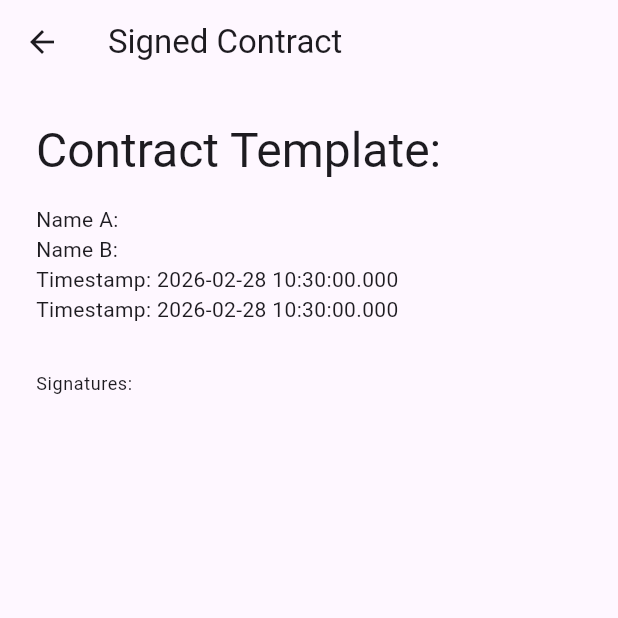
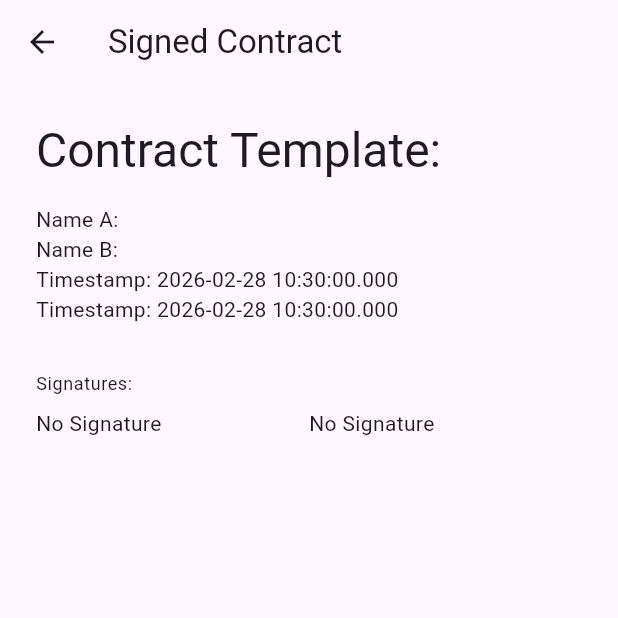
Before and after one commit to khp53/bump_n_bind, a Flutter app: the SuccessScreen screen opened directly with empty values, on a phone screen of 412 x 824 dp, the top half of it. Run offline on Flutter 3.47's test engine with Material 3 defaults, Android fonts, the light colour scheme and no system bars; our stand-ins replace hive, signature; missing offline and left inert: nfc_manager, nfc_manager_ndef; accounts and stored records are empty.

Commit message:
Refactor SignatureScreen and SuccessScreen for improved layout and signature handling

```diff
--- a/lib/signature_screen.dart
+++ b/lib/signature_screen.dart
@@ -26,7 +26,8 @@ class _SignatureScreenState extends State<SignatureScreen> {
   Widget build(BuildContext context) {
     return Scaffold(
       appBar: AppBar(title: const Text('Create Your Signature')),
-      body: Column(
+      body: SafeArea(
+        child: Column(
           children: [
             Expanded(
               child: Container(
@@ -74,6 +75,7 @@ class _SignatureScreenState extends State<SignatureScreen> {
             ),
           ],
         ),
+      ),
     );
   }
 }
--- a/lib/success_screen.dart
+++ b/lib/success_screen.dart
@@ -1,3 +1,6 @@
+import 'dart:convert';
+import 'dart:typed_data';
+
 import 'package:flutter/material.dart';
 import 'contract_model.dart';
 
@@ -15,7 +18,8 @@ class SuccessScreen extends StatelessWidget {
   Widget build(BuildContext context) {
     return Scaffold(
       appBar: AppBar(title: const Text('Signed Contract')),
-      body: Padding(
+      body: SafeArea(
+        child: Padding(
           padding: const EdgeInsets.all(24.0),
           child: Column(
             crossAxisAlignment: CrossAxisAlignment.start,
@@ -31,37 +35,60 @@ class SuccessScreen extends StatelessWidget {
               const SizedBox(height: 32),
               Text('Signatures:', style: Theme.of(context).textTheme.bodySmall),
               const SizedBox(height: 8),
-            // Row(
-            //   children: [
-            //     Expanded(
-            //       child: contractA.signatureData.isNotEmpty
-            //           ? Image.memory(
-            //               // decode base64 or load file
-            //               // Uint8List.fromList(base64Decode(contractA.signatureData)),
-            //               // For now, placeholder
-            //               const [],
-            //               height: 80,
-            //               fit: BoxFit.contain,
-            //             )
-            //           : const Text('No Signature'),
-            //     ),
-            //     Expanded(
-            //       child: contractB.signatureData.isNotEmpty
-            //           ? Image.memory(
-            //               // decode base64 or load file
-            //               // Uint8List.fromList(base64Decode(contractB.signatureData)),
-            //               // For now, placeholder
-            //               const [],
-            //               height: 80,
-            //               fit: BoxFit.contain,
-            //             )
-            //           : const Text('No Signature'),
-            //     ),
-            //   ],
-            // ),
+              Row(
+                children: [
+                  Expanded(
+                    child: contractA.signatureData.isNotEmpty
+                        ? Image.memory(
+                            // decode base64 or load file
+                            decodeSignature(contractA.signatureData) ??
+                                Uint8List(0),
+                            height: 80,
+                            fit: BoxFit.contain,
+                          )
+                        : const Text('No Signature'),
+                  ),
+                  Expanded(
+                    child: contractB.signatureData.isNotEmpty
+                        ? Image.memory(
+                            // decode base64 or load file
+                            decodeSignature(contractB.signatureData) ??
+                                Uint8List(0),
+                            height: 80,
+                            fit: BoxFit.contain,
+                          )
+                        : const Text('No Signature'),
+                  ),
                 ],
+              ),
+            ],
+          ),
         ),
       ),
     );
   }
+
+  Uint8List? decodeSignature(dynamic data) {
+    if (data == null) return null;
+    if (data is Uint8List) return data;
+    if (data is List<int>) return Uint8List.fromList(data);
+    if (data is String) {
+      // Try parsing as a Dart list string: "[1, 2, 3]"
+      if (data.startsWith('[') && data.endsWith(']')) {
+        try {
+          final list = data
+              .substring(1, data.length - 1)
+              .split(',')
+              .map((e) => int.parse(e.trim()))
+              .toList();
+          return Uint8List.fromList(list);
+        } catch (_) {}
       }
+      // Fallback: try base64
+      try {
+        return Uint8List.fromList(base64Decode(data));
+      } catch (_) {}
+    }
+    return null;
+  }
+}
```
Lines whose indentation alone changed are shown as unchanged.
